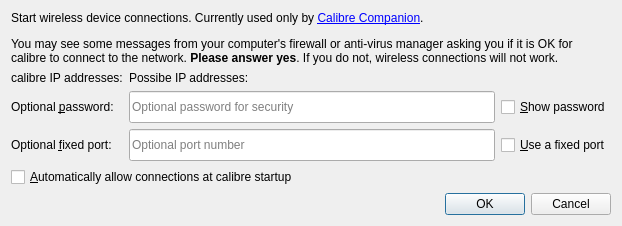
Qt form src/calibre/gui2/dialogs/smartdevice.ui (debian-calibre/calibre) before a commit.
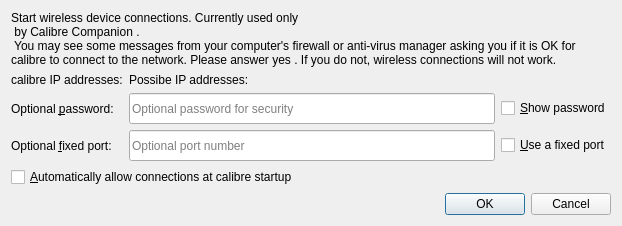
The same form after that commit. Icons and pictures are not drawn.

```diff
--- a/src/calibre/gui2/dialogs/smartdevice.ui
+++ b/src/calibre/gui2/dialogs/smartdevice.ui
@@ -31,7 +31,7 @@
      </property>
      <property name="text">
       <string>&lt;p&gt;Start wireless device connections. Currently used only
-       by &lt;a href="http://www.multipie.co.uk/calibre-companion/"&gt;Calibre Companion&lt;/a&gt;.
+       by &lt;a href="https://calibrecompanion.co?utm_source=Calibre&amp;utm_medium=Software&amp;utm_campaign=Main&amp;utm_term=WirelessDeviceDialog"&gt;Calibre Companion&lt;/a&gt;.
        &lt;p&gt;You may see some messages from your computer's firewall or anti-virus manager asking you if it is OK for calibre to connect to the network. &lt;b&gt;Please answer yes&lt;/b&gt;. If you do not, wireless connections will not work.</string>
      </property>
      <property name="wordWrap">
```
